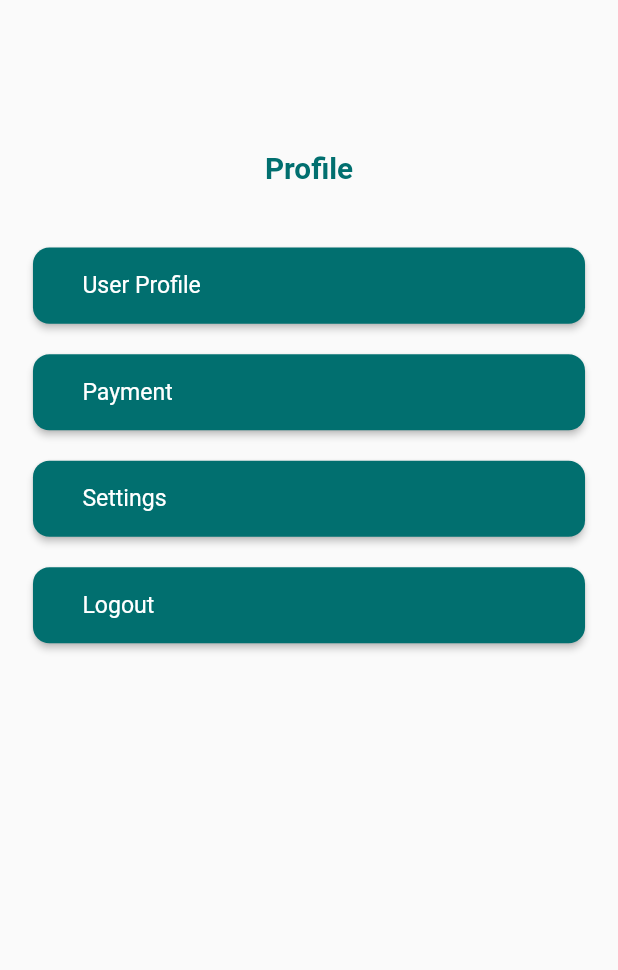
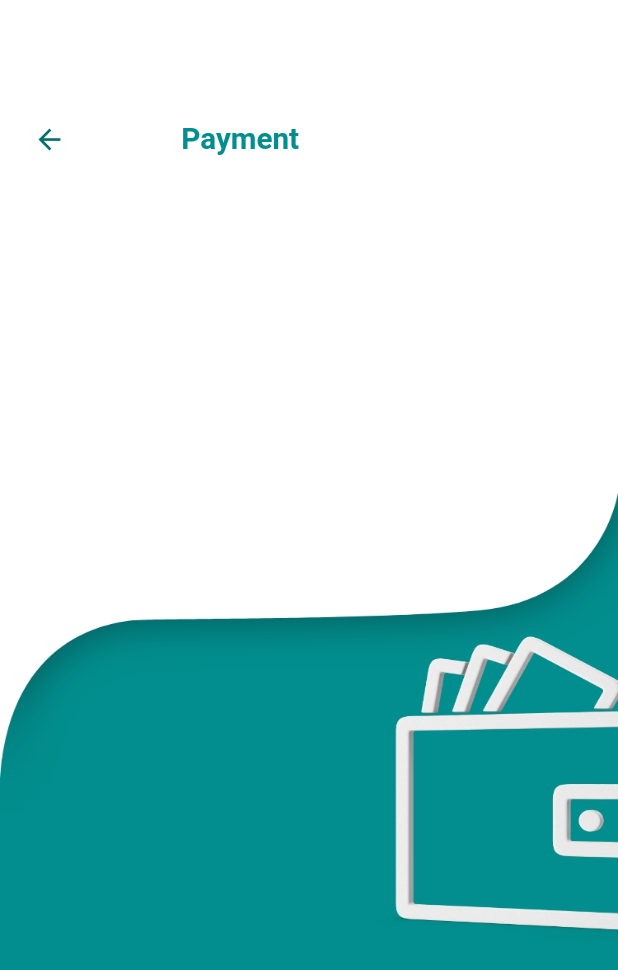
Before and after one commit to Mariam-Awad/Doctor, a Flutter app: the AccountScreen screen opened directly, after a tap on "Payment", on a phone screen of 412 x 824 dp. Shown: the top 970 px of the screen. Run offline on Flutter 3.47's test engine with Material 2 defaults, Android fonts, the phone set to English and light mode, and no system bars; our stand-ins replace curved_navigation_bar, dio, dotted_border, flutter_otp_text_field, flutter_screenutil, flutter_svg; missing offline and left inert: flutter_rounded_date_picker; generated files the repository leaves out were written again; Roboto replaces fonts that are missing (Lato-Bold).

Commit message:
create userprofilescreen and paymentscreen

```diff
--- a/lib/config/l10n/app_en.arb
+++ b/lib/config/l10n/app_en.arb
@@ -74,5 +74,8 @@
   "profile": "Profile",
   "user_profile": "User Profile",
   "settings": "Settings",
-  "logout": "Logout"
+  "logout": "Logout",
+  "save": "Save",
+  "edit": "Edit",
+  "age": "Age"
 }
--- a/lib/config/routes/app_routes.dart
+++ b/lib/config/routes/app_routes.dart
@@ -4,4 +4,7 @@ class AppRoutes{
   static const String forgetPasswordRouteName = "/forgetPasswordScreen";
   static const String otpRouteName = "/otpScreen";
   static const String mainRouteName = "/mainScreen";
+  static const String userProfileDetailsRouteName = "/UserProfileDetailsScreen";
+  static const String paymentRouteName = "/paymentScreen";
+  static const String settingsRouteName = "/settingsScreen";
 }
--- a/lib/config/routes/route_manager.dart
+++ b/lib/config/routes/route_manager.dart
@@ -3,7 +3,10 @@ import 'package:doctor/presentation/screens/forget_password_screen.dart';
 import 'package:doctor/presentation/screens/login_screen.dart';
 import 'package:doctor/presentation/screens/main_screen.dart';
 import 'package:doctor/presentation/screens/otp_screen.dart';
+import 'package:doctor/presentation/screens/payment_screen.dart';
+import 'package:doctor/presentation/screens/settings_screen.dart';
 import 'package:doctor/presentation/screens/splash_screen.dart';
+import 'package:doctor/presentation/screens/user_profile_details_screen.dart';
 import 'package:flutter/material.dart';
 
 class AppRouteManager {
@@ -29,6 +32,18 @@ class AppRouteManager {
         return MaterialPageRoute(
           builder: (context) => const MainScreen(),
         );
+      case AppRoutes.userProfileDetailsRouteName:
+        return MaterialPageRoute(
+          builder: (context) => const UserProfileDetailsScreen(),
+        );
+      case AppRoutes.paymentRouteName:
+        return MaterialPageRoute(
+          builder: (context) => const PaymentScreen(),
+        );
+      case AppRoutes.settingsRouteName:
+        return MaterialPageRoute(
+          builder: (context) => const SettingsScreen(),
+        );
       default:
         return _undefinedRoute();
     }
--- a/lib/core/utils/app_assets_util.dart
+++ b/lib/core/utils/app_assets_util.dart
@@ -85,4 +85,5 @@ class AppAssetsUtil {
   static const String plusImage =
       "assets/images/White Round Medical Cross Symbol.H03.2k.png";
   static const String backgroundDoctorCard = "assets/images/widget.png";
+  static const String profileImage = "assets/images/profile_img.jpg";
 }
--- a/lib/presentation/helpers/account_screen_helper.dart
+++ b/lib/presentation/helpers/account_screen_helper.dart
@@ -1,20 +1,39 @@
+import 'package:doctor/config/routes/app_navigation_manager.dart';
+import 'package:doctor/config/routes/app_routes.dart';
+import 'package:doctor/core/app_debug_prints.dart';
 import 'package:flutter/cupertino.dart';
 import 'package:flutter_gen/gen_l10n/app_localizations.dart';
 
-class AccountScreenHelper{
+class AccountScreenHelper {
   static AccountScreenHelper? _accountScreenHelper;
   AccountScreenHelper._internal();
-  static AccountScreenHelper instance(){
-    if(_accountScreenHelper ==  null){
+  static AccountScreenHelper instance() {
+    if (_accountScreenHelper == null) {
       return _accountScreenHelper = AccountScreenHelper._internal();
     }
     return _accountScreenHelper!;
   }
 
-  List<String> setBtnTitles(BuildContext context)=> [
-    AppLocalizations.of(context)!.user_profile,
-    AppLocalizations.of(context)!.payment,
-    AppLocalizations.of(context)!.settings,
-    AppLocalizations.of(context)!.logout,
+  List<String> setBtnTitles(BuildContext context) => [
+        AppLocalizations.of(context)!.user_profile,
+        AppLocalizations.of(context)!.payment,
+        AppLocalizations.of(context)!.settings,
+        AppLocalizations.of(context)!.logout,
+      ];
+
+  final List<String> _accountScreens = [
+    AppRoutes.userProfileDetailsRouteName,
+    AppRoutes.paymentRouteName,
+    AppRoutes.settingsRouteName,
   ];
+
+  navBetweenScreens(BuildContext context, index) {
+    if (index == 3) {
+     printInfo("logout");
+     // TODO:call logout fun here
+     return;
+    }
+    AppNavigationManager.navPush(
+        screen: _accountScreens[index], context: context);
+  }
 }
--- a/lib/presentation/screens/bottom_nav_screens/account_screen.dart
+++ b/lib/presentation/screens/bottom_nav_screens/account_screen.dart
@@ -25,7 +25,7 @@ class AccountScreen extends StatelessWidget {
               Text(
                 AppLocalizations.of(context)!.profile,
                 style: AppStylesUtil.textBoldStyle(
-                  18.sp,
+                  20.sp,
                   AppColorUtil.darkGreen,
                   FontWeight.bold,
                 ),
@@ -38,11 +38,16 @@ class AccountScreen extends StatelessWidget {
                     return Padding(
                       padding: EdgeInsets.only(bottom: 20.h),
                       child: AppButtonWidget(
-                        onClick: () {},
+                        onClick: () {
+                          AccountScreenHelper.instance()
+                              .navBetweenScreens(
+                                  context, index);
+                        },
                         customChild: Align(
                           alignment: Alignment.centerLeft,
                           child: Text(
-                            AccountScreenHelper.instance().setBtnTitles(context)[index],
+                            AccountScreenHelper.instance()
+                                .setBtnTitles(context)[index],
                             style: AppStylesUtil.textBoldStyle(
                               14.sp,
                               AppColorUtil.white,
--- /dev/null
+++ b/lib/presentation/screens/payment_screen.dart
@@ -0,0 +1,45 @@
+import 'package:doctor/config/routes/app_navigation_manager.dart';
+import 'package:doctor/config/screen_resizer.dart';
+import 'package:doctor/core/utils/app_assets_util.dart';
+import 'package:doctor/presentation/widgets/app_back_btn_widget.dart';
+import 'package:flutter/material.dart';
+import 'package:flutter_screenutil/flutter_screenutil.dart';
+import 'package:flutter_gen/gen_l10n/app_localizations.dart';
+
+class PaymentScreen extends StatelessWidget {
+  const PaymentScreen({super.key});
+
+  @override
+  Widget build(BuildContext context) {
+    return Scaffold(
+      body: SingleChildScrollView(
+        scrollDirection: Axis.vertical,
+        child: Container(
+          height: ScreenResizer.getScreenHeight(context),
+          width: ScreenResizer.getScreenWidth(context),
+          padding: EdgeInsets.symmetric(vertical: 80.h, horizontal: 20.w),
+          decoration: const BoxDecoration(
+            image: DecorationImage(
+              fit: BoxFit.fill,
+              image: AssetImage(
+                AppAssetsUtil.paymentBackgroundImage,
+              ),
+            ),
+          ),
+          child: Column(
+            crossAxisAlignment: CrossAxisAlignment.start,
+            children: [
+              AppBackBtnWidget(
+                onClick: () {
+                  AppNavigationManager.navPop(context);
+                },
+                titleIsVisible: true,
+                title: AppLocalizations.of(context)!.payment,
+              )
+            ],
+          ),
+        ),
+      ),
+    );
+  }
+}
--- /dev/null
+++ b/lib/presentation/widgets/app_back_btn_widget.dart
@@ -0,0 +1,44 @@
+import 'package:doctor/core/utils/app_styles_util.dart';
+import 'package:flutter/material.dart';
+import 'package:flutter_screenutil/flutter_screenutil.dart';
+import '../../core/utils/app_colors_util.dart';
+
+class AppBackBtnWidget extends StatelessWidget {
+  const AppBackBtnWidget({
+    required this.onClick,
+    this.title,
+    required this.titleIsVisible,
+    super.key,
+  });
+  final String? title ;
+  final bool titleIsVisible ;
+  final void Function() onClick;
+
+  @override
+  Widget build(BuildContext context) {
+    return Row(
+      children: [
+        InkWell(
+          onTap: onClick,
+          child: Icon(
+            Icons.arrow_back,
+            size: 20.sp,
+            color: AppColorUtil.darkGreen,
+          ),
+        ),
+        70.horizontalSpace,
+        Visibility(
+          visible: titleIsVisible,
+          child: Text(
+            title == null ? "":title!,
+            style: AppStylesUtil.textBoldStyle(
+              18.sp,
+              AppColorUtil.textDarkGreen,
+              FontWeight.bold,
+            ),
+          ),
+        )
+      ],
+    );
+  }
+}
--- a/lib/presentation/widgets/app_text_form_widget.dart
+++ b/lib/presentation/widgets/app_text_form_widget.dart
@@ -43,12 +43,12 @@ class AppTextFormWidget extends StatelessWidget {
   Widget build(BuildContext context) {
     return StatefulBuilder(
       builder: (context, setState) {
-        return Container(
+        return SizedBox(
           //color: Colors.lightBlue,
           height: 60.h,
           child: TextFormField(
             cursorColor: AppColorUtil.darkGreen,
-            //initialValue: initialValue,
+            initialValue: initialValue,
             onChanged: onChangeListener,
             validator: onValidateListener,
             keyboardType: textType,
```
Also changed, not shown: lib/presentation/helpers/payment_screen_helper.dart (added, +10 -0 lines), lib/presentation/helpers/user_profile_details_screen_helper.dart (added, +278 -0 lines), lib/presentation/screens/settings_screen.dart (added, +15 -0 lines), lib/presentation/screens/user_profile_details_screen.dart (added, +91 -0 lines), lib/presentation/widgets/app_profile_image_widget.dart (added, +19 -0 lines), lib/presentation/widgets/user_profile_form_items_view_widget.dart (added, +37 -0 lines), assets/images/profile_img.jpg (added).
